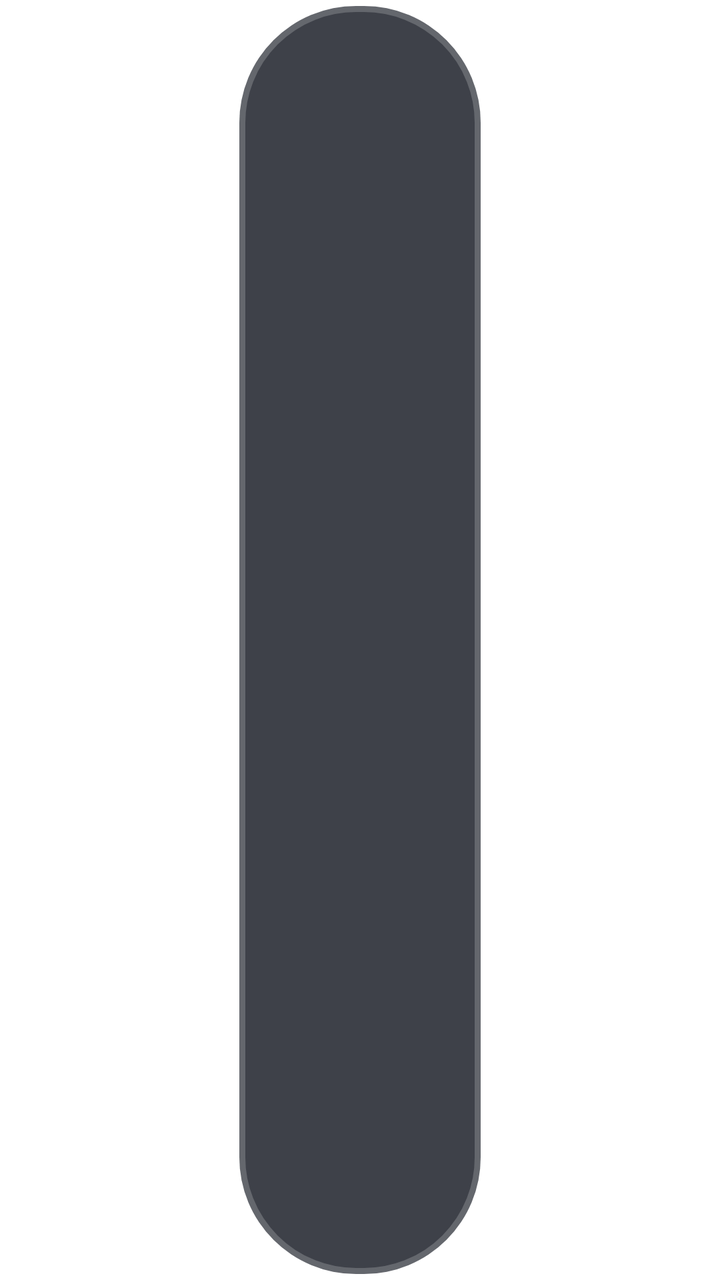
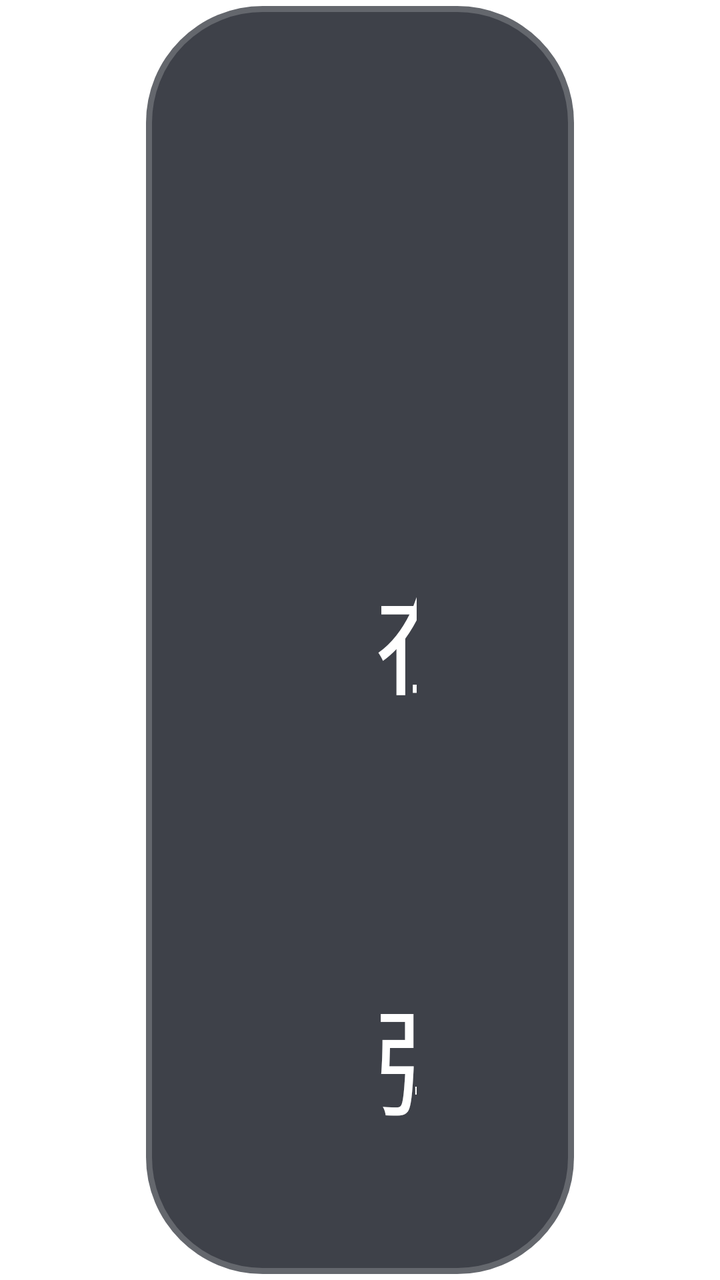

Before-and-after screenshots of an Android layout around one commit, followed by the original layout XML and the change that was made.
<!-- AndroidManifest.xml: application theme AppTheme.NoActionBar -->
<!-- res/layout/dialog_danmu_setting.xml -->
<?xml version="1.0" encoding="utf-8"?>
<FrameLayout xmlns:android="http://schemas.android.com/apk/res/android"
    xmlns:app="http://schemas.android.com/apk/res-auto"
    android:layout_width="match_parent"
    android:layout_height="match_parent">

    <LinearLayout
        android:layout_width="match_parent"
        android:layout_height="wrap_content"
        android:layout_gravity="center"
        android:layout_marginLeft="@dimen/vs_20"
        android:layout_marginRight="@dimen/vs_20"
        android:background="@drawable/shape_danmu_setting_bg"
        android:orientation="vertical"
        android:paddingLeft="@dimen/vs_30"
        android:paddingTop="@dimen/vs_24"
        android:paddingRight="@dimen/vs_30"
        android:paddingBottom="@dimen/vs_24">

        <TextView
            android:layout_width="wrap_content"
            android:layout_height="wrap_content"
            android:layout_gravity="center"
            android:layout_marginBottom="@dimen/vs_20"
            android:singleLine="true"
            android:text="弹幕设置"
            android:textColor="@color/dialog_text_primary"
            android:textSize="@dimen/ts_26"
            android:textStyle="bold" />

        <LinearLayout
            android:layout_width="match_parent"
            android:layout_height="wrap_content"
            android:layout_marginBottom="@dimen/vs_8"
            android:orientation="horizontal"
            android:paddingTop="@dimen/vs_5"
            android:paddingBottom="@dimen/vs_5">

            <TextView
                android:layout_width="@dimen/vs_120"
                android:layout_height="@dimen/vs_50"
                android:gravity="center_vertical|right"
                android:text="在线弹幕"
                android:textColor="@color/dialog_text_primary"
                android:textSize="@dimen/ts_20" />

            <TextView
                android:id="@+id/danmuSearch"
                android:layout_width="0dp"
                android:layout_height="@dimen/vs_50"
                android:layout_marginStart="@dimen/vs_20"
                android:layout_weight="1"
                android:background="@drawable/button_danmu_setting"
                android:focusable="true"
                android:gravity="center"
                android:text="搜索"
                android:textColor="@color/dialog_text_primary"
                android:textSize="@dimen/ts_20" />
        </LinearLayout>

        <LinearLayout
            android:layout_width="match_parent"
            android:layout_height="wrap_content"
            android:layout_marginBottom="@dimen/vs_8"
            android:orientation="horizontal"
            android:paddingTop="@dimen/vs_5"
            android:paddingBottom="@dimen/vs_5">

            <TextView
                android:layout_width="@dimen/vs_120"
                android:layout_height="@dimen/vs_50"
                android:gravity="center_vertical|right"
                android:text="弹幕颜色"
                android:textColor="@color/dialog_text_primary"
                android:textSize="@dimen/ts_20" />

            <com.owen.tvrecyclerview.widget.TvRecyclerView
                android:id="@+id/trv_color"
                android:layout_width="0dp"
                android:layout_height="@dimen/vs_50"
                android:layout_marginStart="@dimen/vs_20"
                android:layout_weight="1"
                android:orientation="horizontal"
                app:tv_horizontalSpacingWithMargins="@dimen/vs_10"
                app:tv_layoutManager="V7LinearLayoutManager"
                app:tv_selectedItemIsCentered="true"
                app:tv_verticalSpacingWithMargins="@dimen/vs_10" />
        </LinearLayout>

        <LinearLayout
            android:layout_width="match_parent"
            android:layout_height="wrap_content"
            android:layout_marginBottom="@dimen/vs_8"
            android:orientation="horizontal"
            android:paddingTop="@dimen/vs_5"
            android:paddingBottom="@dimen/vs_5">

            <TextView
                android:layout_width="@dimen/vs_120"
                android:layout_height="@dimen/vs_50"
                android:gravity="center_vertical|right"
                android:text="弹幕速度"
                android:textColor="@color/dialog_text_primary"
                android:textSize="@dimen/ts_20" />

            <com.owen.tvrecyclerview.widget.TvRecyclerView
                android:id="@+id/speed"
                android:layout_width="0dp"
                android:layout_height="@dimen/vs_50"
                android:layout_marginStart="@dimen/vs_20"
                android:layout_weight="1"
                android:orientation="horizontal"
                app:tv_horizontalSpacingWithMargins="@dimen/vs_10"
                app:tv_layoutManager="V7LinearLayoutManager"
                app:tv_selectedItemIsCentered="true"
                app:tv_verticalSpacingWithMargins="@dimen/vs_10" />
        </LinearLayout>

        <LinearLayout
            android:layout_width="match_parent"
            android:layout_height="wrap_content"
            android:layout_marginBottom="@dimen/vs_8"
            android:orientation="horizontal"
            android:paddingTop="@dimen/vs_5"
            android:paddingBottom="@dimen/vs_5">

            <TextView
                android:layout_width="@dimen/vs_120"
                android:layout_height="@dimen/vs_50"
                android:gravity="center_vertical|right"
                android:text="弹幕大小"
                android:textColor="@color/dialog_text_primary"
                android:textSize="@dimen/ts_20" />

            <LinearLayout
                android:layout_width="0dp"
                android:layout_height="@dimen/vs_50"
                android:layout_marginStart="@dimen/vs_20"
                android:layout_weight="1"
                android:orientation="horizontal">

                <TextView
                    android:id="@+id/sizeSub"
                    android:layout_width="@dimen/vs_50"
                    android:layout_height="@dimen/vs_50"
                    android:layout_gravity="center"
                    android:background="@drawable/button_danmu_setting"
                    android:gravity="center"
                    android:focusable="true"
                    android:text="-"
                    android:textColor="@color/dialog_text_primary"
                    android:textSize="@dimen/ts_24" />

                <TextView
                    android:id="@+id/size"
                    android:layout_width="0dp"
                    android:layout_height="match_parent"
                    android:layout_weight="1"
                    android:gravity="center"
                    android:textColor="@color/dialog_text_primary"
                    android:textSize="@dimen/ts_20" />

                <TextView
                    android:id="@+id/sizeAdd"
                    android:layout_width="@dimen/vs_50"
                    android:layout_height="@dimen/vs_50"
                    android:layout_gravity="center"
                    android:background="@drawable/button_danmu_setting"
                    android:gravity="center"
                    android:focusable="true"
                    android:text="+"
                    android:textColor="@color/dialog_text_primary"
                    android:textSize="@dimen/ts_24" />
            </LinearLayout>
        </LinearLayout>

        <LinearLayout
            android:layout_width="match_parent"
            android:layout_height="wrap_content"
            android:layout_marginBottom="@dimen/vs_8"
            android:orientation="horizontal"
            android:paddingTop="@dimen/vs_5"
            android:paddingBottom="@dimen/vs_5">

            <TextView
                android:layout_width="@dimen/vs_120"
                android:layout_height="@dimen/vs_50"
                android:gravity="center_vertical|right"
                android:text="弹幕行数"
                android:textColor="@color/dialog_text_primary"
                android:textSize="@dimen/ts_20" />

            <LinearLayout
                android:layout_width="0dp"
                android:layout_height="@dimen/vs_50"
                android:layout_marginStart="@dimen/vs_20"
                android:layout_weight="1"
                android:orientation="horizontal">

                <TextView
                    android:id="@+id/lineSub"
                    android:layout_width="@dimen/vs_50"
                    android:layout_height="@dimen/vs_50"
                    android:layout_gravity="center"
                    android:background="@drawable/button_danmu_setting"
                    android:gravity="center"
                    android:focusable="true"
                    android:text="-"
                    android:textColor="@color/dialog_text_primary"
                    android:textSize="@dimen/ts_24" />

                <TextView
                    android:id="@+id/line"
                    android:layout_width="0dp"
                    android:layout_height="match_parent"
                    android:layout_weight="1"
                    android:gravity="center"
                    android:textColor="@color/dialog_text_primary"
                    android:textSize="@dimen/ts_20" />

                <TextView
                    android:id="@+id/lineAdd"
                    android:layout_width="@dimen/vs_50"
                    android:layout_height="@dimen/vs_50"
                    android:layout_gravity="center"
                    android:background="@drawable/button_danmu_setting"
                    android:gravity="center"
                    android:focusable="true"
                    android:text="+"
                    android:textColor="@color/dialog_text_primary"
                    android:textSize="@dimen/ts_24" />
            </LinearLayout>
        </LinearLayout>

        <LinearLayout
            android:layout_width="match_parent"
            android:layout_height="wrap_content"
            android:orientation="horizontal"
            android:paddingTop="@dimen/vs_5"
            android:paddingBottom="@dimen/vs_5">

            <TextView
                android:layout_width="@dimen/vs_120"
                android:layout_height="@dimen/vs_50"
                android:gravity="center_vertical|right"
                android:text="弹幕透明"
                android:textColor="@color/dialog_text_primary"
                android:textSize="@dimen/ts_20" />

            <LinearLayout
                android:layout_width="0dp"
                android:layout_height="@dimen/vs_50"
                android:layout_marginStart="@dimen/vs_20"
                android:layout_weight="1"
                android:orientation="horizontal">

                <TextView
                    android:id="@+id/alphaSub"
                    android:layout_width="@dimen/vs_50"
                    android:layout_height="@dimen/vs_50"
                    android:layout_gravity="center"
                    android:background="@drawable/button_danmu_setting"
                    android:gravity="center"
                    android:focusable="true"
                    android:text="-"
                    android:textColor="@color/dialog_text_primary"
                    android:textSize="@dimen/ts_24" />

                <TextView
                    android:id="@+id/alpha"
                    android:layout_width="0dp"
                    android:layout_height="match_parent"
                    android:layout_weight="1"
                    android:gravity="center"
                    android:textColor="@color/dialog_text_primary"
                    android:textSize="@dimen/ts_20" />

                <TextView
                    android:id="@+id/alphaAdd"
                    android:layout_width="@dimen/vs_50"
                    android:layout_height="@dimen/vs_50"
                    android:layout_gravity="center"
                    android:background="@drawable/button_danmu_setting"
                    android:gravity="center"
                    android:focusable="true"
                    android:text="+"
                    android:textColor="@color/dialog_text_primary"
                    android:textSize="@dimen/ts_24" />
            </LinearLayout>
        </LinearLayout>
    </LinearLayout>
</FrameLayout>
<!-- resources referenced by this layout -->
<resources>
  <color name="dialog_text_primary">#FFFFFFFF</color>
  <dimen name="ts_20">14mm</dimen>
  <dimen name="ts_24">16mm</dimen>
  <dimen name="ts_26">17mm</dimen>
  <dimen name="vs_10">10mm</dimen>
  <dimen name="vs_120">120mm</dimen>
  <dimen name="vs_20">20mm</dimen>
  <dimen name="vs_24">24mm</dimen>
  <dimen name="vs_30">30mm</dimen>
  <dimen name="vs_5">5mm</dimen>
  <dimen name="vs_50">50mm</dimen>
  <dimen name="vs_8">8mm</dimen>
  <!-- drawable button_danmu_setting (drawable) -->
  <?xml version="1.0" encoding="utf-8"?>
  <selector xmlns:android="http://schemas.android.com/apk/res/android">
      <item android:state_focused="true">
          <shape>
              <corners android:radius="@dimen/vs_6" />
              <solid android:color="@color/dialog_control_bg_focused" />
              <stroke
                  android:width="@dimen/vs_1"
                  android:color="@color/dialog_control_stroke_focused" />
          </shape>
      </item>
      <item>
          <shape>
              <corners android:radius="@dimen/vs_6" />
              <solid android:color="@color/dialog_control_bg" />
              <stroke
                  android:width="@dimen/vs_1"
                  android:color="@color/dialog_control_stroke" />
          </shape>
      </item>
  </selector>
  <!-- drawable shape_danmu_setting_bg (drawable) -->
  <?xml version="1.0" encoding="utf-8"?>
  <shape xmlns:android="http://schemas.android.com/apk/res/android">
      <corners android:radius="@dimen/vs_10" />
      <solid android:color="@color/dialog_panel_bg" />
      <stroke
          android:width="@dimen/vs_1"
          android:color="@color/dialog_panel_stroke" />
  </shape>
  <style name="AppTheme.NoActionBar" parent="AppTheme">
          <item name="android:windowActionBar">false</item>
          <item name="android:windowNoTitle">true</item>
          <item name="windowActionBar">false</item>
          <item name="android:windowFullscreen">false</item>//手机版：默认保留状态栏，全屏页面运行时再隐藏
          <item name="android:windowContentOverlay">@null</item>//是否有遮盖
          <item name="windowNoTitle">true</item>
          <item name="android:keepScreenOn">true</item>
          
          <item name="android:windowBackground">@android:color/transparent</item>
      </style>
  <dimen name="vs_6">6mm</dimen>
  <color name="dialog_control_bg_focused">#CC1890FF</color>
  <dimen name="vs_1">1mm</dimen>
  <color name="dialog_control_stroke_focused">#CC02F8E1</color>
  <color name="dialog_control_bg">#80353744</color>
  <color name="dialog_control_stroke">#22FFFFFF</color>
  <color name="dialog_panel_bg">#D91D202A</color>
  <color name="dialog_panel_stroke">#33FFFFFF</color>
  <style name="AppTheme" parent="Theme.AppCompat.Light.DarkActionBar">
          
          <item name="colorPrimary">@color/color_6200EE</item>
          <item name="colorPrimaryDark">@color/color_3700B3</item>
          <item name="colorAccent">@color/color_03DAC5</item>
      </style>
  <color name="color_6200EE">#6200EE</color>
  <color name="color_3700B3">#3700B3</color>
  <color name="color_03DAC5">#03DAC5</color>
</resources>

<!-- the commit's change to res/layout/dialog_danmu_setting.xml (unified diff, before → after) -->
@@ -8,148 +8,143 @@
         android:layout_width="match_parent"
         android:layout_height="wrap_content"
         android:layout_gravity="center"
-        android:layout_marginLeft="@dimen/vs_20"
-        android:layout_marginRight="@dimen/vs_20"
+        android:layout_marginLeft="@dimen/vs_12"
+        android:layout_marginRight="@dimen/vs_12"
         android:background="@drawable/shape_danmu_setting_bg"
         android:orientation="vertical"
-        android:paddingLeft="@dimen/vs_30"
-        android:paddingTop="@dimen/vs_24"
-        android:paddingRight="@dimen/vs_30"
-        android:paddingBottom="@dimen/vs_24">
+        android:paddingLeft="@dimen/vs_14"
+        android:paddingTop="@dimen/vs_12"
+        android:paddingRight="@dimen/vs_14"
+        android:paddingBottom="@dimen/vs_12">
 
         <TextView
             android:layout_width="wrap_content"
             android:layout_height="wrap_content"
             android:layout_gravity="center"
-            android:layout_marginBottom="@dimen/vs_20"
+            android:layout_marginBottom="@dimen/vs_10"
             android:singleLine="true"
             android:text="弹幕设置"
             android:textColor="@color/dialog_text_primary"
-            android:textSize="@dimen/ts_26"
+            android:textSize="@dimen/ts_16"
             android:textStyle="bold" />
 
         <LinearLayout
             android:layout_width="match_parent"
-            android:layout_height="wrap_content"
-            android:layout_marginBottom="@dimen/vs_8"
-            android:orientation="horizontal"
-            android:paddingTop="@dimen/vs_5"
-            android:paddingBottom="@dimen/vs_5">
-
-            <TextView
-                android:layout_width="@dimen/vs_120"
-                android:layout_height="@dimen/vs_50"
+            android:layout_height="@dimen/vs_30"
+            android:layout_marginBottom="@dimen/vs_6"
+            android:orientation="horizontal">
+
+            <TextView
+                android:layout_width="@dimen/vs_46"
+                android:layout_height="match_parent"
                 android:gravity="center_vertical|right"
                 android:text="在线弹幕"
                 android:textColor="@color/dialog_text_primary"
-                android:textSize="@dimen/ts_20" />
+                android:textSize="@dimen/ts_10" />
 
             <TextView
                 android:id="@+id/danmuSearch"
                 android:layout_width="0dp"
-                android:layout_height="@dimen/vs_50"
-                android:layout_marginStart="@dimen/vs_20"
+                android:layout_height="match_parent"
+                android:layout_marginStart="@dimen/vs_10"
+                android:layout_marginLeft="@dimen/vs_10"
                 android:layout_weight="1"
                 android:background="@drawable/button_danmu_setting"
                 android:focusable="true"
                 android:gravity="center"
                 android:text="搜索"
                 android:textColor="@color/dialog_text_primary"
-                android:textSize="@dimen/ts_20" />
-        </LinearLayout>
-
-        <LinearLayout
-            android:layout_width="match_parent"
-            android:layout_height="wrap_content"
-            android:layout_marginBottom="@dimen/vs_8"
-            android:orientation="horizontal"
-            android:paddingTop="@dimen/vs_5"
-            android:paddingBottom="@dimen/vs_5">
-
-            <TextView
-                android:layout_width="@dimen/vs_120"
-                android:layout_height="@dimen/vs_50"
+                android:textSize="@dimen/ts_14" />
+        </LinearLayout>
+
+        <LinearLayout
+            android:layout_width="match_parent"
+            android:layout_height="@dimen/vs_30"
+            android:layout_marginBottom="@dimen/vs_6"
+            android:orientation="horizontal">
+
+            <TextView
+                android:layout_width="@dimen/vs_46"
+                android:layout_height="match_parent"
                 android:gravity="center_vertical|right"
                 android:text="弹幕颜色"
                 android:textColor="@color/dialog_text_primary"
-                android:textSize="@dimen/ts_20" />
+                android:textSize="@dimen/ts_10" />
 
             <com.owen.tvrecyclerview.widget.TvRecyclerView
                 android:id="@+id/trv_color"
                 android:layout_width="0dp"
-                android:layout_height="@dimen/vs_50"
-                android:layout_marginStart="@dimen/vs_20"
+                android:layout_height="match_parent"
+                android:layout_marginStart="@dimen/vs_10"
+                android:layout_marginLeft="@dimen/vs_10"
                 android:layout_weight="1"
                 android:orientation="horizontal"
-                app:tv_horizontalSpacingWithMargins="@dimen/vs_10"
+                app:tv_horizontalSpacingWithMargins="@dimen/vs_6"
                 app:tv_layoutManager="V7LinearLayoutManager"
                 app:tv_selectedItemIsCentered="true"
-                app:tv_verticalSpacingWithMargins="@dimen/vs_10" />
-        </LinearLayout>
-
-        <LinearLayout
-            android:layout_width="match_parent"
-            android:layout_height="wrap_content"
-            android:layout_marginBottom="@dimen/vs_8"
-            android:orientation="horizontal"
-            android:paddingTop="@dimen/vs_5"
-            android:paddingBottom="@dimen/vs_5">
-
-            <TextView
-                android:layout_width="@dimen/vs_120"
-                android:layout_height="@dimen/vs_50"
+                app:tv_verticalSpacingWithMargins="@dimen/vs_6" />
+        </LinearLayout>
+
+        <LinearLayout
+            android:layout_width="match_parent"
+            android:layout_height="@dimen/vs_30"
+            android:layout_marginBottom="@dimen/vs_6"
+            android:orientation="horizontal">
+
+            <TextView
+                android:layout_width="@dimen/vs_46"
+                android:layout_height="match_parent"
                 android:gravity="center_vertical|right"
                 android:text="弹幕速度"
                 android:textColor="@color/dialog_text_primary"
-                android:textSize="@dimen/ts_20" />
+                android:textSize="@dimen/ts_10" />
 
             <com.owen.tvrecyclerview.widget.TvRecyclerView
                 android:id="@+id/speed"
                 android:layout_width="0dp"
-                android:layout_height="@dimen/vs_50"
-                android:layout_marginStart="@dimen/vs_20"
+                android:layout_height="match_parent"
+                android:layout_marginStart="@dimen/vs_10"
+                android:layout_marginLeft="@dimen/vs_10"
                 android:layout_weight="1"
                 android:orientation="horizontal"
-                app:tv_horizontalSpacingWithMargins="@dimen/vs_10"
+                app:tv_horizontalSpacingWithMargins="@dimen/vs_6"
                 app:tv_layoutManager="V7LinearLayoutManager"
                 app:tv_selectedItemIsCentered="true"
-                app:tv_verticalSpacingWithMargins="@dimen/vs_10" />
-        </LinearLayout>
-
-        <LinearLayout
-            android:layout_width="match_parent"
-            android:layout_height="wrap_content"
-            android:layout_marginBottom="@dimen/vs_8"
-            android:orientation="horizontal"
-            android:paddingTop="@dimen/vs_5"
-            android:paddingBottom="@dimen/vs_5">
-
-            <TextView
-                android:layout_width="@dimen/vs_120"
-                android:layout_height="@dimen/vs_50"
+                app:tv_verticalSpacingWithMargins="@dimen/vs_6" />
+        </LinearLayout>
+
+        <LinearLayout
+            android:layout_width="match_parent"
+            android:layout_height="@dimen/vs_30"
+            android:layout_marginBottom="@dimen/vs_6"
+            android:orientation="horizontal">
+
+            <TextView
+                android:layout_width="@dimen/vs_46"
+                android:layout_height="match_parent"
                 android:gravity="center_vertical|right"
                 android:text="弹幕大小"
                 android:textColor="@color/dialog_text_primary"
-                android:textSize="@dimen/ts_20" />
+                android:textSize="@dimen/ts_10" />
 
             <LinearLayout
                 android:layout_width="0dp"
-                android:layout_height="@dimen/vs_50"
-                android:layout_marginStart="@dimen/vs_20"
+                android:layout_height="match_parent"
+                android:layout_marginStart="@dimen/vs_10"
+                android:layout_marginLeft="@dimen/vs_10"
                 android:layout_weight="1"
                 android:orientation="horizontal">
 
                 <TextView
                     android:id="@+id/sizeSub"
-                    android:layout_width="@dimen/vs_50"
-                    android:layout_height="@dimen/vs_50"
-                    android:layout_gravity="center"
-                    android:background="@drawable/button_danmu_setting"
-                    android:gravity="center"
-                    android:focusable="true"
+                    android:layout_width="@dimen/vs_30"
+                    android:layout_height="match_parent"
+                    android:background="@drawable/button_danmu_setting"
+                    android:focusable="true"
+                    android:gravity="center"
                     android:text="-"
                     android:textColor="@color/dialog_text_primary"
-                    android:textSize="@dimen/ts_24" />
+                    android:textSize="@dimen/ts_16" />
 
                 <TextView
                     android:id="@+id/size"
@@ -158,56 +153,53 @@
                     android:layout_weight="1"
                     android:gravity="center"
                     android:textColor="@color/dialog_text_primary"
-                    android:textSize="@dimen/ts_20" />
+                    android:textSize="@dimen/ts_14" />
 
                 <TextView
                     android:id="@+id/sizeAdd"
-                    android:layout_width="@dimen/vs_50"
-                    android:layout_height="@dimen/vs_50"
-                    android:layout_gravity="center"
-                    android:background="@drawable/button_danmu_setting"
-                    android:gravity="center"
-                    android:focusable="true"
+                    android:layout_width="@dimen/vs_30"
+                    android:layout_height="match_parent"
+                    android:background="@drawable/button_danmu_setting"
+                    android:focusable="true"
+                    android:gravity="center"
                     android:text="+"
                     android:textColor="@color/dialog_text_primary"
-                    android:textSize="@dimen/ts_24" />
+                    android:textSize="@dimen/ts_16" />
             </LinearLayout>
         </LinearLayout>
 
         <LinearLayout
             android:layout_width="match_parent"
-            android:layout_height="wrap_content"
-            android:layout_marginBottom="@dimen/vs_8"
-            android:orientation="horizontal"
-            android:paddingTop="@dimen/vs_5"
-            android:paddingBottom="@dimen/vs_5">
-
-            <TextView
-                android:layout_width="@dimen/vs_120"
-                android:layout_height="@dimen/vs_50"
+            android:layout_height="@dimen/vs_30"
+            android:layout_marginBottom="@dimen/vs_6"
+            android:orientation="horizontal">
+
+            <TextView
+                android:layout_width="@dimen/vs_46"
+                android:layout_height="match_parent"
                 android:gravity="center_vertical|right"
                 android:text="弹幕行数"
                 android:textColor="@color/dialog_text_primary"
-                android:textSize="@dimen/ts_20" />
+                android:textSize="@dimen/ts_10" />
 
             <LinearLayout
                 android:layout_width="0dp"
-                android:layout_height="@dimen/vs_50"
-                android:layout_marginStart="@dimen/vs_20"
+                android:layout_height="match_parent"
+                android:layout_marginStart="@dimen/vs_10"
+                android:layout_marginLeft="@dimen/vs_10"
                 android:layout_weight="1"
                 android:orientation="horizontal">
 
                 <TextView
                     android:id="@+id/lineSub"
-                    android:layout_width="@dimen/vs_50"
-                    android:layout_height="@dimen/vs_50"
-                    android:layout_gravity="center"
-                    android:background="@drawable/button_danmu_setting"
-                    android:gravity="center"
-                    android:focusable="true"
+                    android:layout_width="@dimen/vs_30"
+                    android:layout_height="match_parent"
+                    android:background="@drawable/button_danmu_setting"
+                    android:focusable="true"
+                    android:gravity="center"
                     android:text="-"
                     android:textColor="@color/dialog_text_primary"
-                    android:textSize="@dimen/ts_24" />
+                    android:textSize="@dimen/ts_16" />
 
                 <TextView
                     android:id="@+id/line"
@@ -216,55 +208,52 @@
                     android:layout_weight="1"
                     android:gravity="center"
                     android:textColor="@color/dialog_text_primary"
-                    android:textSize="@dimen/ts_20" />
+                    android:textSize="@dimen/ts_14" />
 
                 <TextView
                     android:id="@+id/lineAdd"
-                    android:layout_width="@dimen/vs_50"
-                    android:layout_height="@dimen/vs_50"
-                    android:layout_gravity="center"
-                    android:background="@drawable/button_danmu_setting"
-                    android:gravity="center"
-                    android:focusable="true"
+                    android:layout_width="@dimen/vs_30"
+                    android:layout_height="match_parent"
+                    android:background="@drawable/button_danmu_setting"
+                    android:focusable="true"
+                    android:gravity="center"
                     android:text="+"
                     android:textColor="@color/dialog_text_primary"
-                    android:textSize="@dimen/ts_24" />
+                    android:textSize="@dimen/ts_16" />
             </LinearLayout>
         </LinearLayout>
 
         <LinearLayout
             android:layout_width="match_parent"
-            android:layout_height="wrap_content"
-            android:orientation="horizontal"
-            android:paddingTop="@dimen/vs_5"
-            android:paddingBottom="@dimen/vs_5">
-
-            <TextView
-                android:layout_width="@dimen/vs_120"
-                android:layout_height="@dimen/vs_50"
+            android:layout_height="@dimen/vs_30"
+            android:orientation="horizontal">
+
+            <TextView
+                android:layout_width="@dimen/vs_46"
+                android:layout_height="match_parent"
                 android:gravity="center_vertical|right"
                 android:text="弹幕透明"
                 android:textColor="@color/dialog_text_primary"
-                android:textSize="@dimen/ts_20" />
+                android:textSize="@dimen/ts_10" />
 
             <LinearLayout
                 android:layout_width="0dp"
-                android:layout_height="@dimen/vs_50"
-                android:layout_marginStart="@dimen/vs_20"
+                android:layout_height="match_parent"
+                android:layout_marginStart="@dimen/vs_10"
+                android:layout_marginLeft="@dimen/vs_10"
                 android:layout_weight="1"
                 android:orientation="horizontal">
 
                 <TextView
                     android:id="@+id/alphaSub"
-                    android:layout_width="@dimen/vs_50"
-                    android:layout_height="@dimen/vs_50"
-                    android:layout_gravity="center"
-                    android:background="@drawable/button_danmu_setting"
-                    android:gravity="center"
-                    android:focusable="true"
+                    android:layout_width="@dimen/vs_30"
+                    android:layout_height="match_parent"
+                    android:background="@drawable/button_danmu_setting"
+                    android:focusable="true"
+                    android:gravity="center"
                     android:text="-"
                     android:textColor="@color/dialog_text_primary"
-                    android:textSize="@dimen/ts_24" />
+                    android:textSize="@dimen/ts_16" />
 
                 <TextView
                     android:id="@+id/alpha"
@@ -273,19 +262,18 @@
                     android:layout_weight="1"
                     android:gravity="center"
                     android:textColor="@color/dialog_text_primary"
-                    android:textSize="@dimen/ts_20" />
+                    android:textSize="@dimen/ts_14" />
 
                 <TextView
                     android:id="@+id/alphaAdd"
-                    android:layout_width="@dimen/vs_50"
-                    android:layout_height="@dimen/vs_50"
-                    android:layout_gravity="center"
-                    android:background="@drawable/button_danmu_setting"
-                    android:gravity="center"
-                    android:focusable="true"
+                    android:layout_width="@dimen/vs_30"
+                    android:layout_height="match_parent"
+                    android:background="@drawable/button_danmu_setting"
+                    android:focusable="true"
+                    android:gravity="center"
                     android:text="+"
                     android:textColor="@color/dialog_text_primary"
-                    android:textSize="@dimen/ts_24" />
+                    android:textSize="@dimen/ts_16" />
             </LinearLayout>
         </LinearLayout>
     </LinearLayout>
<!-- resource entries referenced after the edit -->
@@ -1,17 +1,14 @@
 <!-- resources referenced by this layout -->
 <resources>
   <color name="dialog_text_primary">#FFFFFFFF</color>
-  <dimen name="ts_20">14mm</dimen>
-  <dimen name="ts_24">16mm</dimen>
-  <dimen name="ts_26">17mm</dimen>
+  <dimen name="ts_10">10mm</dimen>
+  <dimen name="ts_14">12mm</dimen>
+  <dimen name="ts_16">12mm</dimen>
   <dimen name="vs_10">10mm</dimen>
-  <dimen name="vs_120">120mm</dimen>
-  <dimen name="vs_20">20mm</dimen>
-  <dimen name="vs_24">24mm</dimen>
+  <dimen name="vs_12">12mm</dimen>
+  <dimen name="vs_14">14mm</dimen>
   <dimen name="vs_30">30mm</dimen>
-  <dimen name="vs_5">5mm</dimen>
-  <dimen name="vs_50">50mm</dimen>
-  <dimen name="vs_8">8mm</dimen>
+  <dimen name="vs_46">46mm</dimen>
   <!-- drawable button_danmu_setting (drawable) -->
   <?xml version="1.0" encoding="utf-8"?>
   <selector xmlns:android="http://schemas.android.com/apk/res/android">
